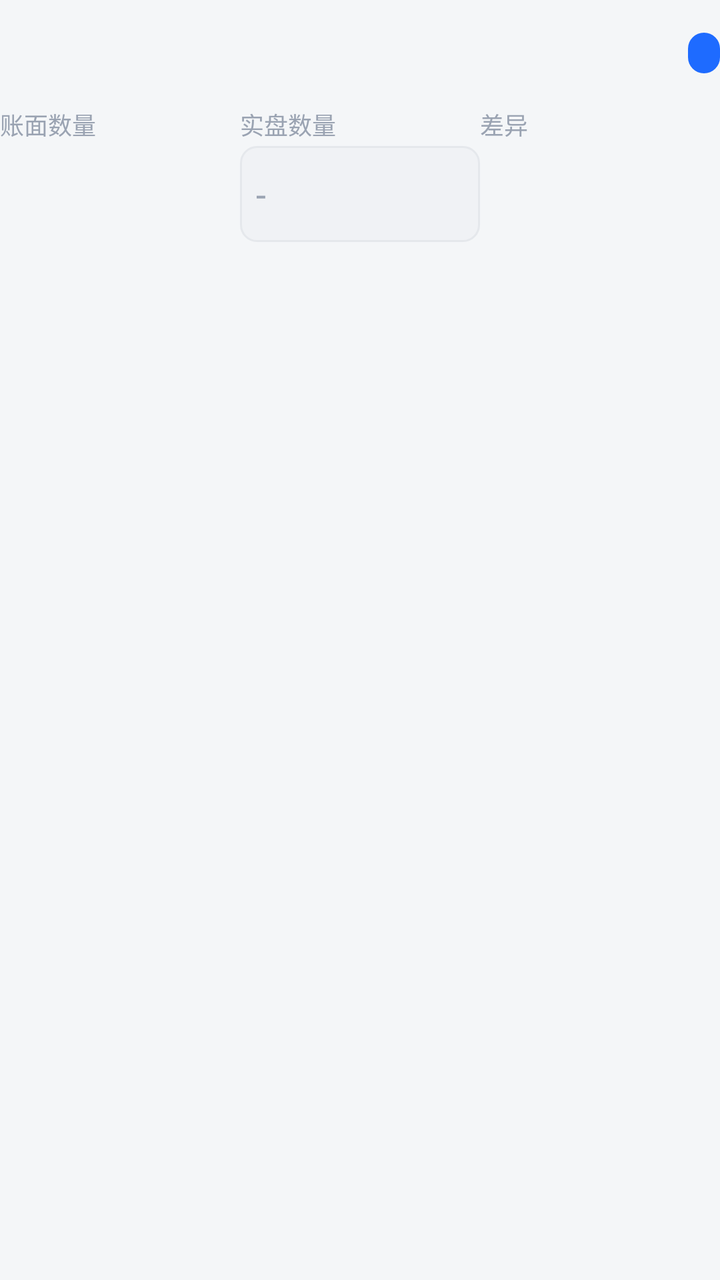
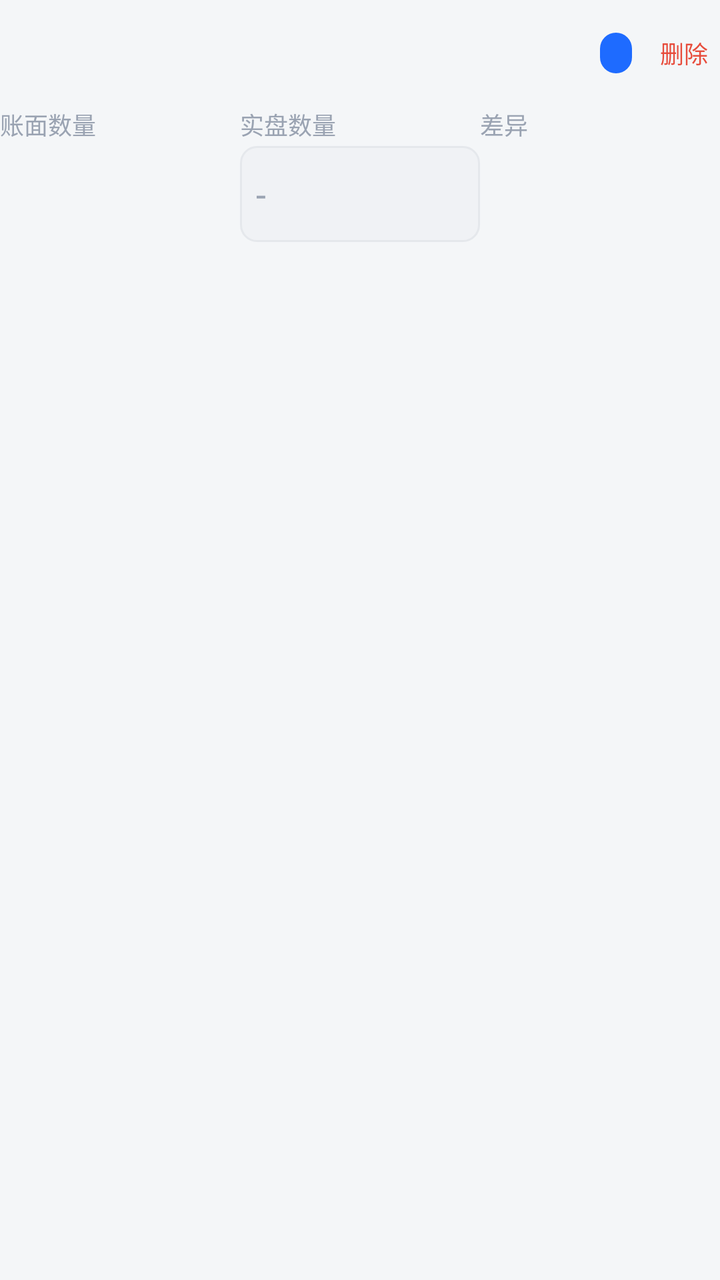

An Android layout rendered at two revisions. The XML below is the earlier revision; the diff shows what the commit changed to produce the second picture.
<!-- AndroidManifest.xml: application theme Theme.SimpleWmsPda -->
<!-- res/layout/item_stocktake_row.xml -->
<?xml version="1.0" encoding="utf-8"?>
<LinearLayout xmlns:android="http://schemas.android.com/apk/res/android"
    android:layout_width="match_parent"
    android:layout_height="wrap_content"
    android:orientation="vertical"
    android:paddingTop="@dimen/space_sm"
    android:paddingBottom="@dimen/space_sm">

    <LinearLayout
        android:layout_width="match_parent"
        android:layout_height="wrap_content"
        android:orientation="horizontal"
        android:gravity="center_vertical">

        <LinearLayout
            android:layout_width="0dp"
            android:layout_height="wrap_content"
            android:layout_weight="1"
            android:orientation="vertical">

            <TextView
                android:id="@+id/tv_sku"
                android:layout_width="wrap_content"
                android:layout_height="wrap_content"
                android:textColor="@color/text_primary"
                android:textSize="@dimen/text_body"
                android:textStyle="bold" />

            <TextView
                android:id="@+id/tv_sub"
                android:layout_width="wrap_content"
                android:layout_height="wrap_content"
                android:layout_marginTop="2dp"
                style="@style/Text.Caption" />
        </LinearLayout>

        <TextView
            android:id="@+id/tv_pill"
            android:layout_width="wrap_content"
            android:layout_height="wrap_content"
            style="@style/Status.Pill" />
    </LinearLayout>

    <LinearLayout
        android:layout_width="match_parent"
        android:layout_height="wrap_content"
        android:orientation="horizontal"
        android:layout_marginTop="@dimen/space_sm"
        android:weightSum="3">

        <LinearLayout
            android:layout_width="0dp"
            android:layout_height="wrap_content"
            android:layout_weight="1"
            android:orientation="vertical">

            <TextView
                android:layout_width="wrap_content"
                android:layout_height="wrap_content"
                android:text="@string/stocktake_book_qty"
                android:textSize="@dimen/text_caption"
                android:textColor="@color/text_hint" />

            <TextView
                android:id="@+id/tv_book"
                android:layout_width="wrap_content"
                android:layout_height="wrap_content"
                android:layout_marginTop="2dp"
                android:textColor="@color/text_primary"
                android:textSize="@dimen/text_subtitle"
                android:textStyle="bold" />
        </LinearLayout>

        <LinearLayout
            android:layout_width="0dp"
            android:layout_height="wrap_content"
            android:layout_weight="1"
            android:orientation="vertical">

            <TextView
                android:layout_width="wrap_content"
                android:layout_height="wrap_content"
                android:text="@string/stocktake_actual_qty"
                android:textSize="@dimen/text_caption"
                android:textColor="@color/text_hint" />

            <EditText
                android:id="@+id/et_actual"
                android:layout_width="match_parent"
                android:layout_height="@dimen/touch_min"
                android:layout_marginTop="2dp"
                android:background="@drawable/bg_input"
                android:paddingStart="@dimen/space_sm"
                android:paddingEnd="@dimen/space_sm"
                android:textColor="@color/text_primary"
                android:textColorHint="@color/text_hint"
                android:inputType="number"
                android:hint="-" />
        </LinearLayout>

        <LinearLayout
            android:layout_width="0dp"
            android:layout_height="wrap_content"
            android:layout_weight="1"
            android:orientation="vertical">

            <TextView
                android:layout_width="wrap_content"
                android:layout_height="wrap_content"
                android:text="@string/stocktake_diff"
                android:textSize="@dimen/text_caption"
                android:textColor="@color/text_hint" />

            <TextView
                android:id="@+id/tv_diff"
                android:layout_width="wrap_content"
                android:layout_height="wrap_content"
                android:layout_marginTop="2dp"
                android:textColor="@color/text_hint"
                android:textSize="@dimen/text_subtitle"
                android:textStyle="bold" />
        </LinearLayout>
    </LinearLayout>
</LinearLayout>
<!-- resources referenced by this layout -->
<resources>
  <color name="text_hint">#9AA3B2</color>
  <color name="text_primary">#1A2233</color>
  <dimen name="space_sm">8dp</dimen>
  <dimen name="text_body">14sp</dimen>
  <dimen name="text_caption">12sp</dimen>
  <dimen name="text_subtitle">16sp</dimen>
  <dimen name="touch_min">48dp</dimen>
  <!-- drawable bg_input (drawable) -->
  <?xml version="1.0" encoding="utf-8"?>
  <shape xmlns:android="http://schemas.android.com/apk/res/android" android:shape="rectangle">
      <solid android:color="@color/bg_subtle" />
      <corners android:radius="8dp" />
      <stroke android:width="1dp" android:color="@color/divider" />
  </shape>
  <string name="stocktake_actual_qty">实盘数量</string>
  <string name="stocktake_book_qty">账面数量</string>
  <string name="stocktake_diff">差异</string>
  <style name="Status.Pill">
          <item name="android:textSize">@dimen/text_caption</item>
          <item name="android:textColor">@color/on_primary</item>
          <item name="android:background">@drawable/bg_pill</item>
          <item name="android:paddingStart">@dimen/space_sm</item>
          <item name="android:paddingEnd">@dimen/space_sm</item>
          <item name="android:paddingTop">2dp</item>
          <item name="android:paddingBottom">2dp</item>
      </style>
  <style name="Text.Caption">
          <item name="android:textSize">@dimen/text_caption</item>
          <item name="android:textColor">@color/text_secondary</item>
      </style>
  <style name="Theme.SimpleWmsPda" parent="Theme.SimpleWMS" />
  <color name="bg_subtle">#F0F2F5</color>
  <color name="divider">#E5E8EC</color>
  <color name="on_primary">#FFFFFF</color>
  <!-- drawable bg_pill (drawable) -->
  <?xml version="1.0" encoding="utf-8"?>
  <shape xmlns:android="http://schemas.android.com/apk/res/android" android:shape="rectangle">
      <solid android:color="@color/primary" />
      <corners android:radius="100dp" />
  </shape>
  <color name="text_secondary">#5C6577</color>
  <style name="Theme.SimpleWMS" parent="Theme.MaterialComponents.Light.NoActionBar">
          <item name="colorPrimary">@color/primary</item>
          <item name="colorPrimaryDark">@color/primary_dark</item>
          <item name="colorAccent">@color/accent</item>
          <item name="android:windowBackground">@color/bg_page</item>
          <item name="android:statusBarColor">@color/primary_dark</item>
          <item name="android:navigationBarColor">@color/bg_card</item>
          <item name="android:textColorPrimary">@color/text_primary</item>
          <item name="android:textColorSecondary">@color/text_secondary</item>
          <item name="materialButtonStyle">@style/Widget.SimpleWMS.Button</item>
      </style>
  <color name="primary">#1E6BFF</color>
  <color name="primary_dark">#0E4CCB</color>
  <color name="accent">#00B894</color>
  <color name="bg_page">#F4F6F8</color>
  <color name="bg_card">#FFFFFF</color>
  <style name="Widget.SimpleWMS.Button" parent="Widget.MaterialComponents.Button">
          <item name="cornerRadius">@dimen/card_corner</item>
          <item name="android:minHeight">@dimen/touch_min</item>
          <item name="android:textSize">@dimen/text_subtitle</item>
      </style>
  <dimen name="card_corner">12dp</dimen>
</resources>

<!-- the commit's change to res/layout/item_stocktake_row.xml (unified diff, before → after) -->
@@ -39,6 +39,16 @@
             android:layout_width="wrap_content"
             android:layout_height="wrap_content"
             style="@style/Status.Pill" />
+
+        <TextView
+            android:id="@+id/btn_row_del"
+            android:layout_width="wrap_content"
+            android:layout_height="wrap_content"
+            android:layout_marginStart="@dimen/space_sm"
+            android:padding="6dp"
+            android:text="@string/stocktake_row_delete"
+            android:textColor="@color/danger"
+            android:textSize="@dimen/text_caption" />
     </LinearLayout>
 
     <LinearLayout
<!-- resource entries referenced after the edit -->
@@ -1,5 +1,6 @@
 <!-- resources referenced by this layout -->
 <resources>
+  <color name="danger">#E74C3C</color>
   <color name="text_hint">#9AA3B2</color>
   <color name="text_primary">#1A2233</color>
   <dimen name="space_sm">8dp</dimen>
@@ -17,6 +18,7 @@
   <string name="stocktake_actual_qty">实盘数量</string>
   <string name="stocktake_book_qty">账面数量</string>
   <string name="stocktake_diff">差异</string>
+  <string name="stocktake_row_delete">删除</string>
   <style name="Status.Pill">
           <item name="android:textSize">@dimen/text_caption</item>
           <item name="android:textColor">@color/on_primary</item>
